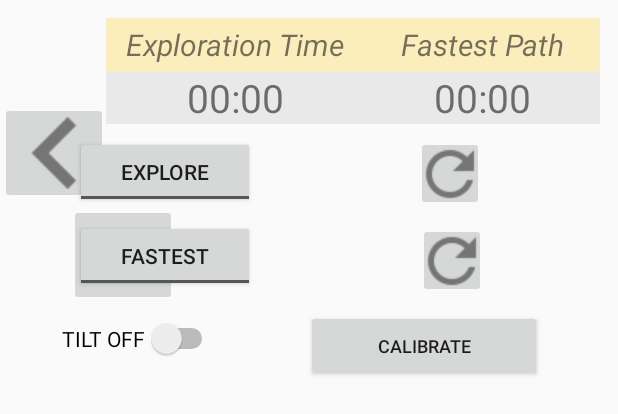
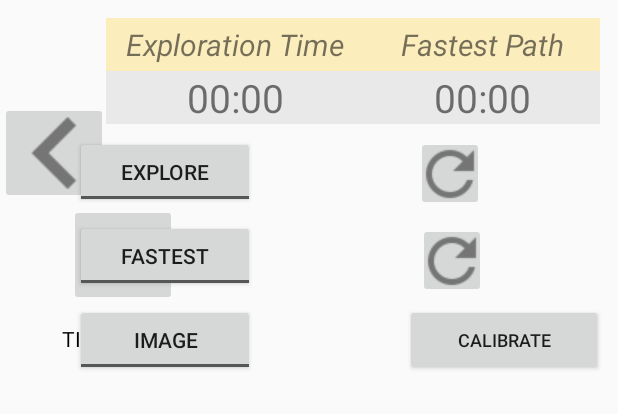
Before and after one commit to Appleboyy/MDP-Andriod-Project, an Android app: the layout activity_control.xml on its own in the app's theme, with its tools: preview values and no code run, on a phone screen of 412 x 824 dp. Shown: the top 414 px of the screen. Run offline under Robolectric (Android 15) with nearby library versions, the phone set to English and light mode, and no system bars.

Commit message:
add IR_START Btn

```diff
--- a/app/src/main/res/layout/activity_control.xml
+++ b/app/src/main/res/layout/activity_control.xml
@@ -7,15 +7,15 @@
 
     <Button
         android:id="@+id/calibrateButton"
-        android:layout_width="157dp"
-        android:layout_height="wrap_content"
-        android:layout_marginTop="12dp"
+        android:layout_width="132dp"
+        android:layout_height="48dp"
+        android:layout_marginTop="8dp"
         android:clickable="true"
         android:text="CALIBRATE"
         android:textAlignment="center"
         android:textSize="12sp"
         app:layout_constraintEnd_toEndOf="parent"
-        app:layout_constraintHorizontal_bias="0.801"
+        app:layout_constraintHorizontal_bias="0.965"
         app:layout_constraintStart_toStartOf="parent"
         app:layout_constraintTop_toBottomOf="@+id/fastestToggleBtn" />
 
@@ -154,6 +154,19 @@
         app:layout_constraintStart_toEndOf="@+id/rightImageBtn"
         app:layout_constraintTop_toBottomOf="@+id/exploreToggleBtn" />
 
+    <ToggleButton
+        android:id="@+id/imageToggleBtn"
+        android:layout_width="120dp"
+        android:layout_height="wrap_content"
+        android:layout_marginStart="76dp"
+        android:layout_marginLeft="76dp"
+        android:layout_marginTop="64dp"
+        android:text="IMAGE"
+        android:textOff="IMAGE"
+        android:textOn="STOP"
+        app:layout_constraintStart_toEndOf="@+id/rightImageBtn"
+        app:layout_constraintTop_toBottomOf="@+id/exploreToggleBtn" />
+
     <TextView
         android:id="@+id/exploreTimeTextView"
         android:layout_width="172dp"
```
Also changed, not shown: app/src/main/java/com/example/MDP_Android/ui/main/ControlFragment.java (+28 -3 lines).
